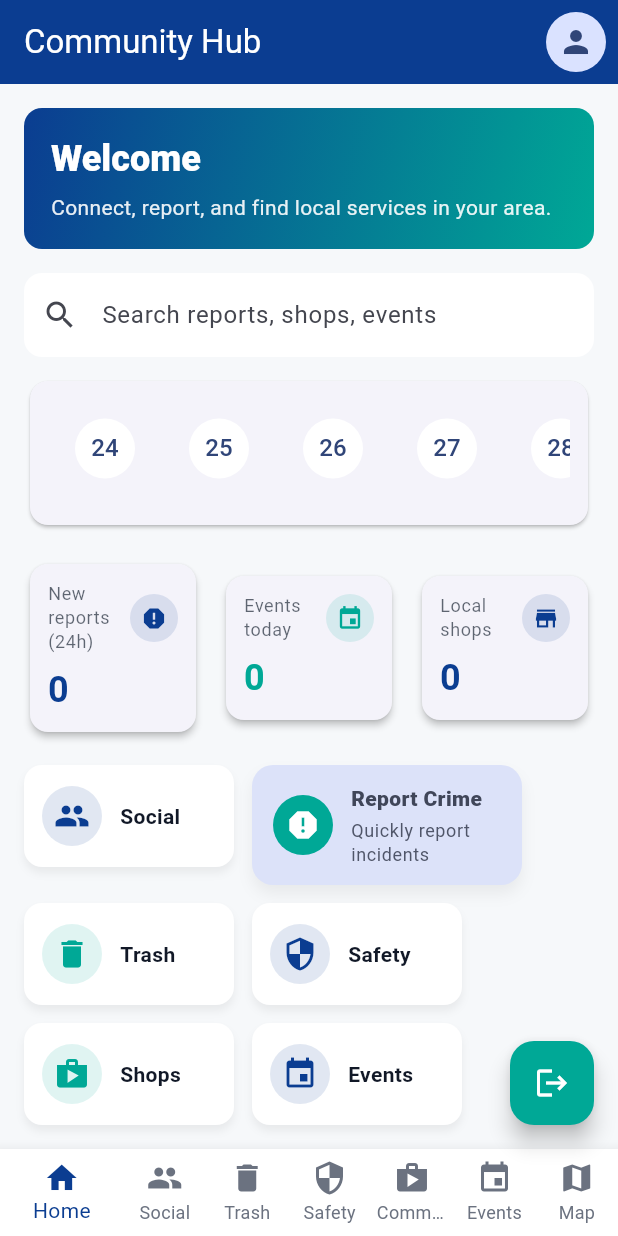
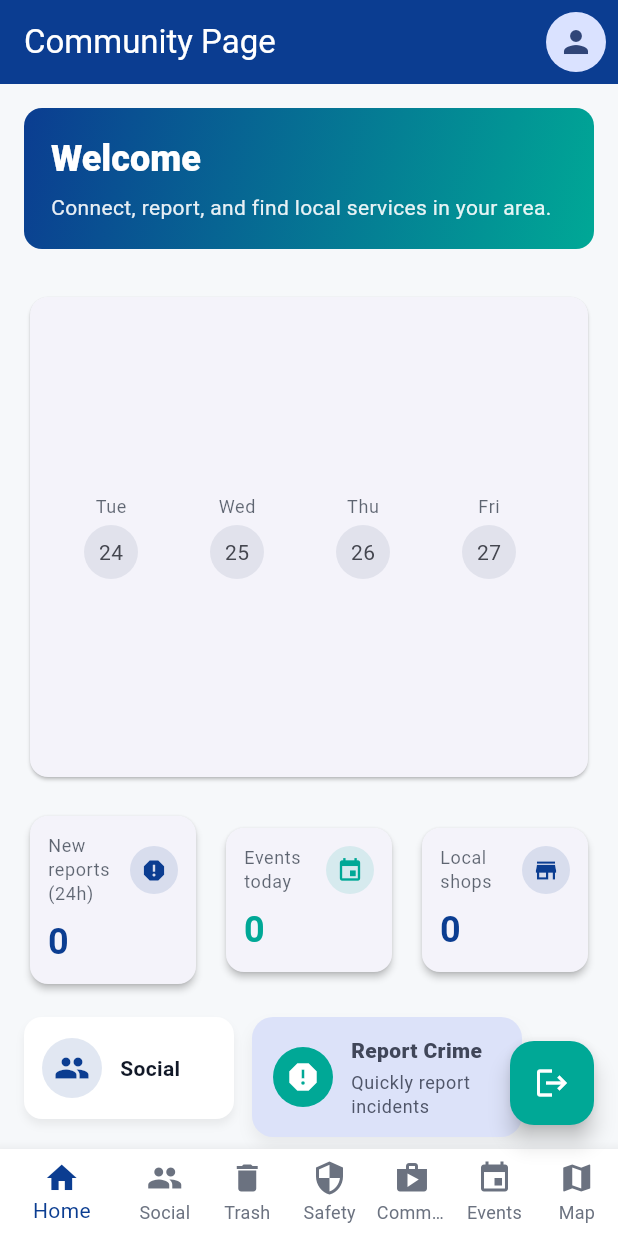
Before and after one commit to Thand0Mthethwa/Community-Development-App, a Flutter app: the screen it shows once a user with an empty profile is signed in, on a phone screen of 412 x 824 dp. Run offline on Flutter 3.47's test engine with Material 3 defaults, Android fonts, the phone set to English and light mode, and no system bars; our stand-ins replace cloud_firestore, firebase_auth, firebase_core, geocoding, geolocator, google_maps_flutter; accounts and stored records are empty.

Commit message:
Homepage Padding and buttons refactored

```diff
--- a/comchat/lib/homepage.dart
+++ b/comchat/lib/homepage.dart
@@ -20,7 +20,7 @@ class Homepage extends StatelessWidget {
   final shopRepo = ShopRepository();
     return Scaffold(
       appBar: AppBar(
-        title: Text('Community Hub'),
+        title: Text('Community Page'),
         elevation: 0,
         actions: [
           IconButton(
@@ -76,30 +76,12 @@ class Homepage extends StatelessWidget {
 
               const SizedBox(height: 16),
 
-              // Search field
-              TextField(
-                decoration: InputDecoration(
-                  hintText: 'Search reports, shops, events',
-                  prefixIcon: const Icon(Icons.search),
-                  filled: true,
-                  fillColor: theme.colorScheme.surface,
-                  border: OutlineInputBorder(
-                    borderRadius: BorderRadius.circular(12),
-                    borderSide: BorderSide.none,
-                  ),
-                ),
-                textInputAction: TextInputAction.search,
-                onSubmitted: (q) {
-                  ScaffoldMessenger.of(context).showSnackBar(SnackBar(content: Text('Search: $q')));
-                },
-              ),
-
               const SizedBox(height: 12),
 
               // Mini calendar preview (14-day horizontal)
               Card(
                 child: Padding(
-                  padding: const EdgeInsets.symmetric(vertical: 8.0, horizontal: 12.0),
+                  padding: const EdgeInsets.symmetric(vertical: 120.0, horizontal: 12.0),
                   child: SizedBox(
                     height: 80,
                     child: StreamBuilder<QuerySnapshot>(
@@ -124,18 +106,18 @@ class Homepage extends StatelessWidget {
                             onTap: () => navIndex.value = 2, // go to Trash tab
                             child: Container(
                               width: 64,
-                              margin: const EdgeInsets.symmetric(horizontal: 6),
+                              margin: const EdgeInsets.symmetric(horizontal: 10),
                               child: Column(
                                 mainAxisAlignment: MainAxisAlignment.center,
                                 children: [
+                                  Text(DateFormat.E().format(dt), style: theme.textTheme.bodySmall?.copyWith(color: theme.colorScheme.onSurface.withOpacity(0.7))),
+                                  const SizedBox(height: 4),
                                   CircleAvatar(
-                                    radius: 20,
-                                    backgroundColor: isScheduled ? theme.colorScheme.primary.withOpacity(0.12) : theme.colorScheme.surface,
-                                    child: Text('${dt.day}', style: TextStyle(color: isScheduled ? theme.colorScheme.primary : null)),
+                                    radius: 18,
+                                    backgroundColor: isScheduled ? theme.colorScheme.primary : theme.colorScheme.surfaceVariant,
+                                    child: Text(dt.day.toString(), style: theme.textTheme.bodyMedium?.copyWith(color: isScheduled ? theme.colorScheme.onPrimary : theme.colorScheme.onSurfaceVariant)),
                                   ),
-                                  const SizedBox(height: 6),
-                                  if (isScheduled)
-                                    Container(width: 6, height: 6, decoration: BoxDecoration(color: theme.colorScheme.primary, shape: BoxShape.circle)),
+
                                 ],
                               ),
                             ),
@@ -276,7 +258,7 @@ class Homepage extends StatelessWidget {
                     label: 'Events',
                     color: theme.colorScheme.primary,
                     onTap:() => _navigateTo(context, 5),
-                  ),
+                  )
                 ],
               ),
 
```
